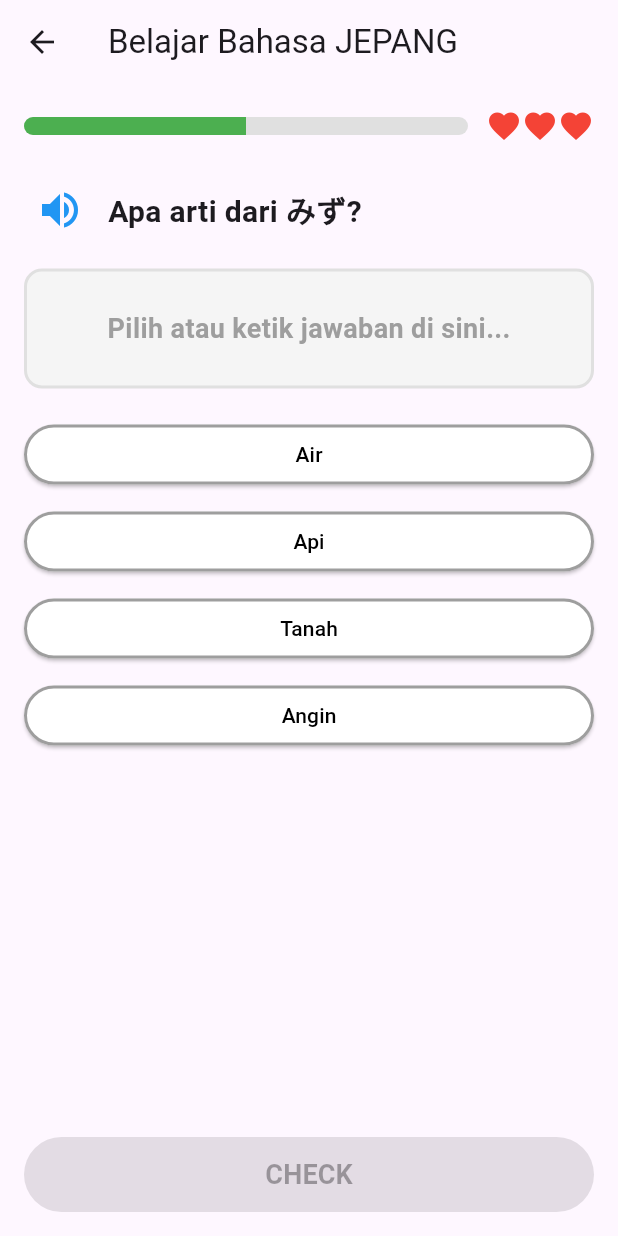
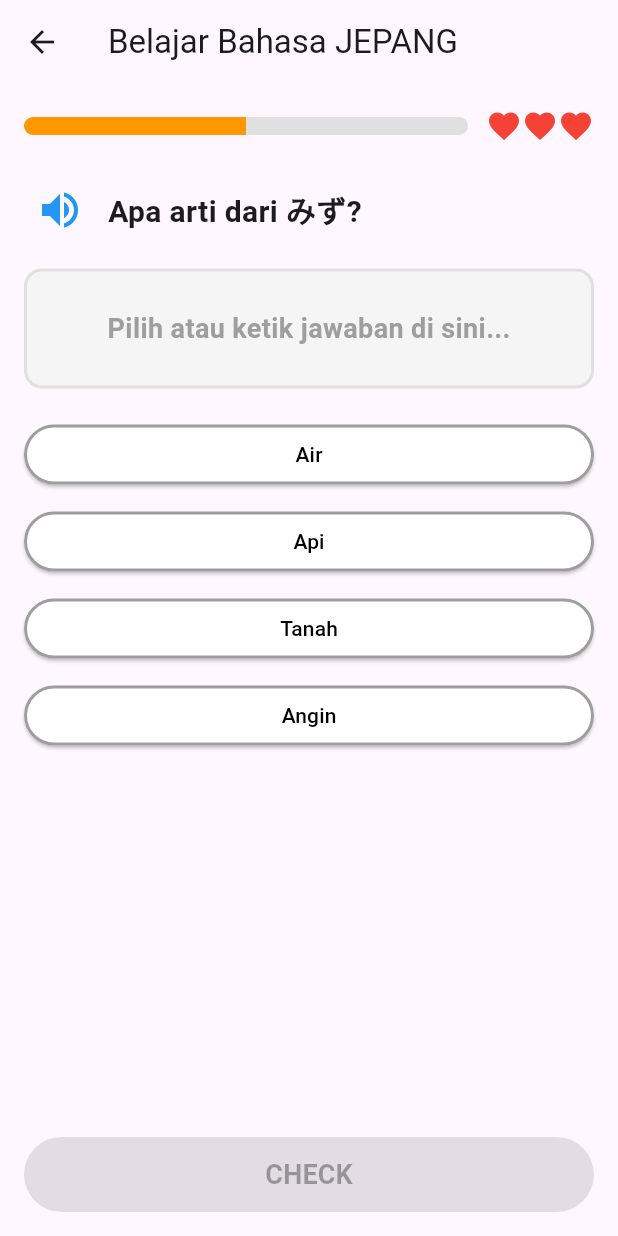
Before and after one commit to Ransley77/UTS-MobileProgramming, a Flutter app: the LessonScreen screen opened directly, on a phone screen of 412 x 824 dp. Run offline on Flutter 3.47's test engine with Material 3 defaults, Android fonts, the phone set to English and light mode, and no system bars.

Commit message:
Menambahkan widget progress dan area jawaban

```diff
--- a/lib/screens/lesson_screens.dart
+++ b/lib/screens/lesson_screens.dart
@@ -3,6 +3,8 @@ import '../models/lesson.dart';
 import '../lesson_data/lesson_data_jepang.dart';
 import '../lesson_data/lesson_data_inggris.dart';
 import '../lesson_data/lesson_data_spain.dart';
+import '../widgets/lesson_progress_header.dart';
+import '../widgets/lesson_answer_area.dart';
 
 class LessonScreen extends StatefulWidget {
   final String language;
@@ -114,31 +116,9 @@ class _LessonScreenState extends State<LessonScreen> {
         child: Column(
           crossAxisAlignment: CrossAxisAlignment.stretch,
           children: [
-            Row(
-              children: [
-                Expanded(
-                  child: ClipRRect(
-                    borderRadius: BorderRadius.circular(10),
-                    child: LinearProgressIndicator(
-                      value: progress,
-                      minHeight: 12,
-                      backgroundColor: Colors.grey.shade300,
-                      color: Colors.green,
-                    ),
-                  ),
-                ),
-                const SizedBox(width: 12),
-                Row(
-                  children: List.generate(
-                    3,
-                    (index) => Icon(
-                      Icons.favorite,
-                      color: index < lives ? Colors.red : Colors.grey.shade300,
-                      size: 24,
-                    ),
-                  ),
-                ),
-              ],
+            LessonProgressHeader(
+              progress: progress,
+              lives: lives,
             ),
             const SizedBox(height: 20),
             Row(
@@ -161,24 +141,11 @@ class _LessonScreenState extends State<LessonScreen> {
               ],
             ),
             const SizedBox(height: 15),
-            Container(
-              constraints: const BoxConstraints(minHeight: 80),
-              padding: const EdgeInsets.all(12),
-              decoration: BoxDecoration(
-                color: Colors.grey.shade100,
-                borderRadius: BorderRadius.circular(12),
-                border: Border.all(color: Colors.grey.shade300, width: 2),
-              ),
-              alignment: Alignment.center,
-              child: Text(
-                selectedAnswer ?? 'Pilih atau ketik jawaban di sini...',
-                style: TextStyle(
-                  fontSize: 18,
-                  fontWeight: FontWeight.bold,
-                  color: selectedAnswer == null ? Colors.grey : Colors.black,
-                ),
-              ),
+
+            AnswerArea(
+              selectedAnswer: selectedAnswer,
             ),
+
             const SizedBox(height: 20),
             Expanded(
               child: ListView.builder(
@@ -245,7 +212,7 @@ class _LessonScreenState extends State<LessonScreen> {
               height: 50,
               child: ElevatedButton(
                 style: ElevatedButton.styleFrom(
-                  backgroundColor: Colors.green,
+                  backgroundColor: Colors.orange,
                   foregroundColor: Colors.white,
                 ),
                 onPressed: selectedAnswer == null
--- /dev/null
+++ b/lib/widgets/lesson_answer_area.dart
@@ -0,0 +1,32 @@
+import 'package:flutter/material.dart';
+
+class AnswerArea extends StatelessWidget {
+  final String? selectedAnswer;
+
+  const AnswerArea({
+    super.key,
+    required this.selectedAnswer,
+  });
+
+  @override
+  Widget build(BuildContext context) {
+    return Container(
+      constraints: const BoxConstraints(minHeight: 80),
+      padding: const EdgeInsets.all(12),
+      decoration: BoxDecoration(
+        color: Colors.grey.shade100,
+        borderRadius: BorderRadius.circular(12),
+        border: Border.all(color: Colors.grey.shade300, width: 2),
+      ),
+      alignment: Alignment.center,
+      child: Text(
+        selectedAnswer ?? 'Pilih atau ketik jawaban di sini...',
+        style: TextStyle(
+          fontSize: 18,
+          fontWeight: FontWeight.bold,
+          color: selectedAnswer == null ? Colors.grey : Colors.black,
+        ),
+      ),
+    );
+  }
+}
--- /dev/null
+++ b/lib/widgets/lesson_progress_header.dart
@@ -0,0 +1,42 @@
+import 'package:flutter/material.dart';
+
+class LessonProgressHeader extends StatelessWidget {
+  final double progress;
+  final int lives;
+
+  const LessonProgressHeader({
+    super.key,
+    required this.progress,
+    required this.lives,
+  });
+
+  @override
+  Widget build(BuildContext context) {
+    return Row(
+      children: [
+        Expanded(
+          child: ClipRRect(
+            borderRadius: BorderRadius.circular(10),
+            child: LinearProgressIndicator(
+              value: progress,
+              minHeight: 12,
+              backgroundColor: Colors.grey.shade300,
+              color: Colors.orange, // <-- Diubah dari Colors.green ke Colors.orange
+            ),
+          ),
+        ),
+        const SizedBox(width: 12),
+        Row(
+          children: List.generate(
+            3,
+            (index) => Icon(
+              Icons.favorite,
+              color: index < lives ? Colors.red : Colors.grey.shade300,
+              size: 24,
+            ),
+          ),
+        ),
+      ],
+    );
+  }
+}
```
